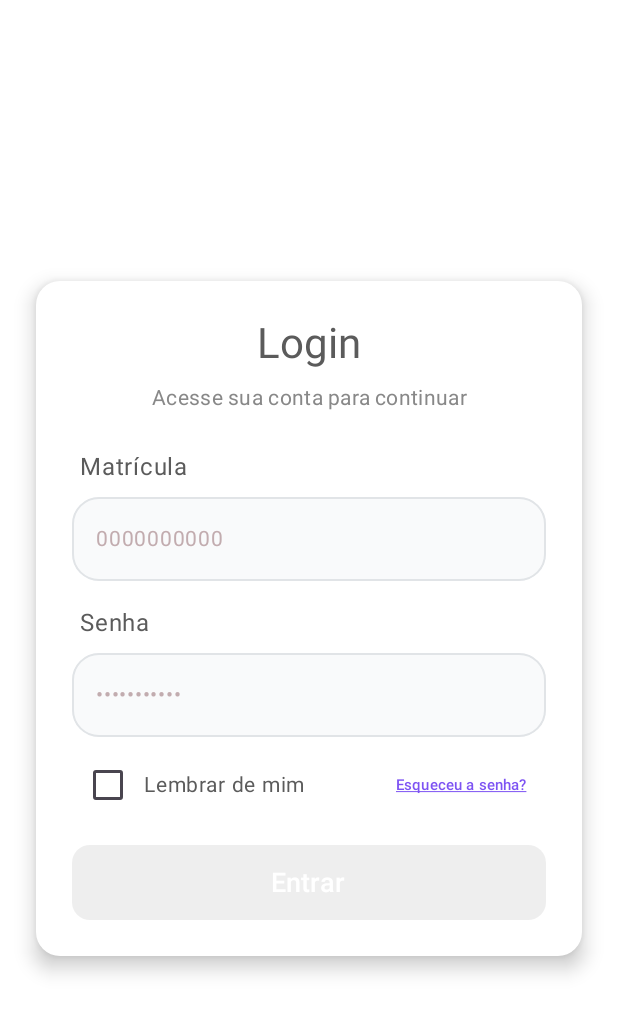
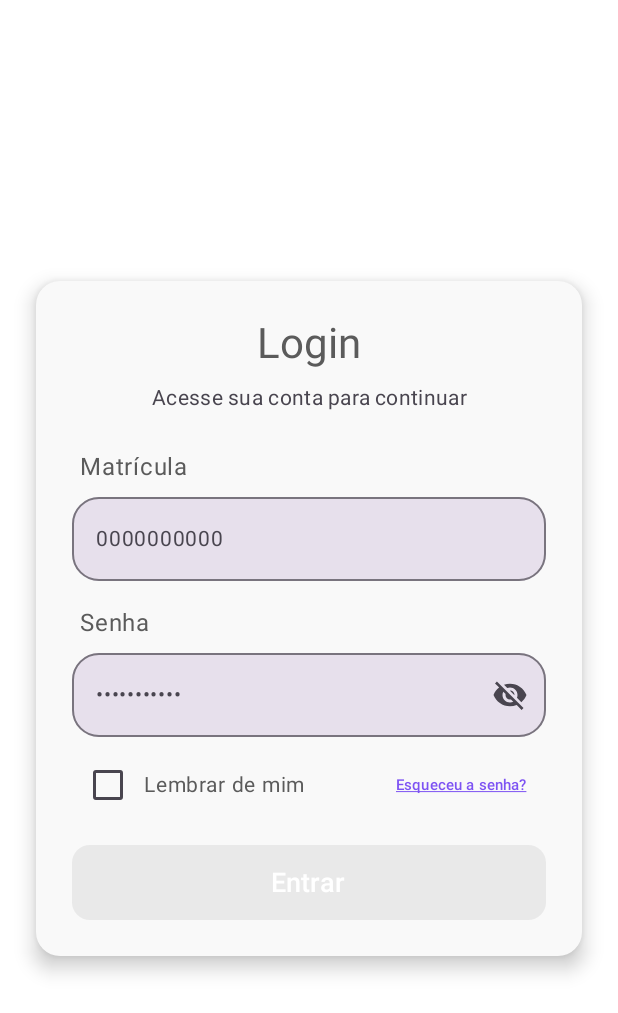
Before and after one commit to sofiascarvalho/Mobile-TCC-, an Android app built with Jetpack Compose: the LoginScreen screen opened through its navigation route, on a phone screen of 412 x 824 dp. Shown: the top 1013 px of the screen. Run offline under Robolectric (Android 15) with nearby library versions, the phone set to English and light mode, and no system bars.

```diff
--- a/app/src/main/java/com/example/analyticai/MainActivity.kt
+++ b/app/src/main/java/com/example/analyticai/MainActivity.kt
@@ -18,7 +18,6 @@ import androidx.compose.ui.tooling.preview.Preview
 import androidx.navigation.compose.currentBackStackEntryAsState
 import com.example.analyticai.screens.ConfirmEmail
 import com.example.analyticai.screens.DashboardScreen
-import com.example.analyticai.screens.HomeScreen
 import com.example.analyticai.screens.LoginScreen
 import com.example.analyticai.screens.RankingScreen
 import com.example.analyticai.screens.RecPasswd
@@ -66,10 +65,9 @@ class MainActivity : ComponentActivity() {
                 ) { innerPadding ->
                     NavHost(
                         navController = navController,
-                        startDestination = "profile", // tela inicial
+                        startDestination = "login", // tela inicial
                         modifier = Modifier.padding(innerPadding)
                     ) {
-                        composable("home") { HomeScreen(navController) }
                         composable("login") { LoginScreen(navController) }
                         composable("recPasswd") { RecPasswd(navController) }
                         composable("email") { ConfirmEmail(navController) }
--- a/app/src/main/java/com/example/analyticai/screens/LoginScreen.kt
+++ b/app/src/main/java/com/example/analyticai/screens/LoginScreen.kt
@@ -9,14 +9,18 @@ import androidx.compose.foundation.background
 import androidx.compose.foundation.layout.*
 import androidx.compose.foundation.shape.RoundedCornerShape
 import androidx.compose.foundation.text.KeyboardOptions
+import androidx.compose.material.icons.Icons
+import androidx.compose.material.icons.filled.Visibility
+import androidx.compose.material.icons.filled.VisibilityOff
 import androidx.compose.material3.*
 import androidx.compose.runtime.*
 import androidx.compose.ui.Alignment
 import androidx.compose.ui.Modifier
 import androidx.compose.ui.graphics.Color
 import androidx.compose.ui.platform.LocalContext
+import androidx.compose.ui.text.input.KeyboardType
 import androidx.compose.ui.text.input.PasswordVisualTransformation
-import androidx.compose.ui.text.input.KeyboardType
+import androidx.compose.ui.text.input.VisualTransformation
 import androidx.compose.ui.text.style.TextAlign
 import androidx.compose.ui.text.style.TextDecoration
 import androidx.compose.ui.tooling.preview.Preview
@@ -36,17 +40,17 @@ fun LoginScreen(navegacao: NavHostController?) {
     val matriculaState = remember { mutableStateOf("") }
     val passwordState = remember { mutableStateOf("") }
     val rememberMe = remember { mutableStateOf(false) }
+    var passwordVisible by remember { mutableStateOf(false) }
+    val isLoading by loginViewModel.isLoading.collectAsState(initial = false)
 
-    // Criar canal de notificação (necessário no Android 8+)
+    // Criar canal de notificação (Android 8+)
     LaunchedEffect(Unit) {
         if (Build.VERSION.SDK_INT >= Build.VERSION_CODES.O) {
             val channel = NotificationChannel(
                 "LOGIN_CHANNEL_ID",
                 "Canal de Login",
                 NotificationManager.IMPORTANCE_DEFAULT
-            ).apply {
-                description = "Notificações relacionadas ao login"
-            }
+            ).apply { description = "Notificações relacionadas ao login" }
             val notificationManager =
                 context.getSystemService(Context.NOTIFICATION_SERVICE) as NotificationManager
             notificationManager.createNotificationChannel(channel)
@@ -56,7 +60,7 @@ fun LoginScreen(navegacao: NavHostController?) {
     Box(
         modifier = Modifier
             .fillMaxSize()
-            .background(Color.White),
+            .background(MaterialTheme.colorScheme.background),
         contentAlignment = Alignment.Center
     ) {
         Card(
@@ -65,7 +69,7 @@ fun LoginScreen(navegacao: NavHostController?) {
                 .padding(24.dp),
             shape = RoundedCornerShape(16.dp),
             elevation = CardDefaults.cardElevation(8.dp),
-            colors = CardDefaults.cardColors(containerColor = Color.White)
+            colors = CardDefaults.cardColors(containerColor = MaterialTheme.colorScheme.surface)
         ) {
             Column(
                 modifier = Modifier.padding(24.dp),
@@ -79,20 +83,17 @@ fun LoginScreen(navegacao: NavHostController?) {
                 Text(
                     text = "Acesse sua conta para continuar",
                     style = MaterialTheme.typography.bodyMedium,
-                    color = Color.Gray,
+                    color = MaterialTheme.colorScheme.onSurfaceVariant,
                     textAlign = TextAlign.Center,
                     modifier = Modifier.padding(bottom = 24.dp)
                 )
 
                 // Matrícula
                 Column(
-                    modifier = Modifier
-                        .fillMaxWidth()
-                        .padding(start = 5.dp),
+                    modifier = Modifier.fillMaxWidth().padding(start = 5.dp),
                     horizontalAlignment = Alignment.Start
-                ) {
-                    Text("Matrícula")
-                }
+                ) { Text("Matrícula") }
+
                 OutlinedTextField(
                     value = matriculaState.value,
                     onValueChange = { matriculaState.value = it },
@@ -100,12 +101,12 @@ fun LoginScreen(navegacao: NavHostController?) {
                     modifier = Modifier.fillMaxWidth(),
                     shape = RoundedCornerShape(18.dp),
                     colors = OutlinedTextFieldDefaults.colors(
-                        focusedContainerColor = Color(0xffF9FAFB),
-                        unfocusedContainerColor = Color(0xffF9FAFB),
-                        focusedBorderColor = Color(0xffE1E4E7),
-                        unfocusedBorderColor = Color(0xffE1E4E7),
-                        focusedLabelColor = Color(0xffC2ACAF),
-                        unfocusedLabelColor = Color(0xffC2ACAF)
+                        focusedContainerColor = MaterialTheme.colorScheme.surfaceVariant,
+                        unfocusedContainerColor = MaterialTheme.colorScheme.surfaceVariant,
+                        focusedBorderColor = MaterialTheme.colorScheme.outline,
+                        unfocusedBorderColor = MaterialTheme.colorScheme.outline,
+                        focusedLabelColor = MaterialTheme.colorScheme.primary,
+                        unfocusedLabelColor = MaterialTheme.colorScheme.onSurfaceVariant
                     )
                 )
 
@@ -113,28 +114,31 @@ fun LoginScreen(navegacao: NavHostController?) {
 
                 // Senha
                 Column(
-                    modifier = Modifier
-                        .fillMaxWidth()
-                        .padding(start = 5.dp),
+                    modifier = Modifier.fillMaxWidth().padding(start = 5.dp),
                     horizontalAlignment = Alignment.Start
-                ) {
-                    Text("Senha")
-                }
+                ) { Text("Senha") }
+
                 OutlinedTextField(
                     value = passwordState.value,
                     onValueChange = { passwordState.value = it },
                     label = { Text("•••••••••••", fontSize = 14.sp) },
-                    visualTransformation = PasswordVisualTransformation(),
+                    visualTransformation = if (passwordVisible) VisualTransformation.None else PasswordVisualTransformation(),
+                    trailingIcon = {
+                        val image = if (passwordVisible) Icons.Default.Visibility else Icons.Default.VisibilityOff
+                        IconButton(onClick = { passwordVisible = !passwordVisible }) {
+                            Icon(imageVector = image, contentDescription = null)
+                        }
+                    },
                     keyboardOptions = KeyboardOptions(keyboardType = KeyboardType.Password),
                     modifier = Modifier.fillMaxWidth(),
                     shape = RoundedCornerShape(18.dp),
                     colors = OutlinedTextFieldDefaults.colors(
-                        focusedContainerColor = Color(0xffF9FAFB),
-                        unfocusedContainerColor = Color(0xffF9FAFB),
-                        focusedBorderColor = Color(0xffE1E4E7),
-                        unfocusedBorderColor = Color(0xffE1E4E7),
-                        focusedLabelColor = Color(0xffC2ACAF),
-                        unfocusedLabelColor = Color(0xffC2ACAF)
+                        focusedContainerColor = MaterialTheme.colorScheme.surfaceVariant,
+                        unfocusedContainerColor = MaterialTheme.colorScheme.surfaceVariant,
+                        focusedBorderColor = MaterialTheme.colorScheme.outline,
+                        unfocusedBorderColor = MaterialTheme.colorScheme.outline,
+                        focusedLabelColor = MaterialTheme.colorScheme.primary,
+                        unfocusedLabelColor = MaterialTheme.colorScheme.onSurfaceVariant
                     )
                 )
 
@@ -164,8 +168,19 @@ fun LoginScreen(navegacao: NavHostController?) {
 
                 Spacer(modifier = Modifier.height(16.dp))
 
+                // Botão de login com indicador de carregamento
                 Button(
                     onClick = {
+                        if (matriculaState.value.isBlank() || passwordState.value.isBlank()) return@Button
+                        if (matriculaState.value.length < 5) {
+                            Toast.makeText(context, "Matrícula inválida", Toast.LENGTH_SHORT).show()
+                            return@Button
+                        }
+                        if (passwordState.value.length < 4) {
+                            Toast.makeText(context, "Senha muito curta", Toast.LENGTH_SHORT).show()
+                            return@Button
+                        }
+
                         loginViewModel.login(
                             credencial = matriculaState.value,
                             senha = passwordState.value,
@@ -178,14 +193,16 @@ fun LoginScreen(navegacao: NavHostController?) {
                             }
                         )
                     },
-                    enabled = matriculaState.value.isNotBlank() && passwordState.value.isNotBlank(),
-                    modifier = Modifier
-                        .fillMaxWidth()
-                        .height(50.dp),
+                    enabled = !isLoading && matriculaState.value.isNotBlank() && passwordState.value.isNotBlank(),
+                    modifier = Modifier.fillMaxWidth().height(50.dp),
                     shape = RoundedCornerShape(12.dp),
-                    colors = ButtonDefaults.buttonColors(containerColor = Color(0xFF8A2BE2))
+                    colors = ButtonDefaults.buttonColors(containerColor = MaterialTheme.colorScheme.primary)
                 ) {
-                    Text("Entrar", fontSize = 18.sp, color = Color.White)
+                    if (isLoading) {
+                        CircularProgressIndicator(color = Color.White, modifier = Modifier.size(24.dp))
+                    } else {
+                        Text("Entrar", fontSize = 18.sp, color = Color.White)
+                    }
                 }
             }
         }
--- a/app/src/main/java/com/example/analyticai/screens/components/BarraSuperior.kt
+++ b/app/src/main/java/com/example/analyticai/screens/components/BarraSuperior.kt
@@ -33,6 +33,7 @@ fun BarraSuperior(navController: NavHostController?) {
     Column (
         horizontalAlignment = Alignment.CenterHorizontally
     ){
+        Spacer(modifier = Modifier.height(40.dp))
         Row(
             verticalAlignment = Alignment.CenterVertically,
             horizontalArrangement = Arrangement.Start,
--- a/app/src/main/java/com/example/analyticai/service/RetrofitFactory.kt
+++ b/app/src/main/java/com/example/analyticai/service/RetrofitFactory.kt
@@ -12,7 +12,7 @@ import retrofit2.http.Headers
 import retrofit2.http.POST
 
 object RetrofitFactory {
-    private val BASE_URL = "http://10.107.144.5:5050/v1/analytica-ai/"
+    private val BASE_URL = "http://10.107.134.15:8080/v1/analytica-ai/"
 
     private val retrofitFactory = retrofit2.Retrofit
         .Builder()
@@ -24,3 +24,5 @@ object RetrofitFactory {
         return retrofitFactory.create(ApiService::class.java)
     }
 }
+
+//eeeeeeeeeeeeeee sofia
--- a/app/src/main/java/com/example/analyticai/viewmodel/LoginViewModel.kt
+++ b/app/src/main/java/com/example/analyticai/viewmodel/LoginViewModel.kt
@@ -17,6 +17,9 @@ class LoginViewModel : ViewModel() {
     private val _errorMessage = MutableStateFlow<String?>(null)
     val errorMessage: StateFlow<String?> = _errorMessage
 
+    private val _isLoading = MutableStateFlow(false)
+    val isLoading: StateFlow<Boolean> = _isLoading
+
     fun login(
         credencial: String,
         senha: String,
@@ -28,6 +31,8 @@ class LoginViewModel : ViewModel() {
                 onError("Preencha todos os campos!")
                 return@launch
             }
+
+            _isLoading.value = true  // ⬅️ Início do carregamento
 
             try {
                 val response = RetrofitFactory.getApiService().loginUsuario(
@@ -53,6 +58,8 @@ class LoginViewModel : ViewModel() {
                 _errorMessage.value = msg
                 onError(msg)
                 e.printStackTrace()
+            } finally {
+                _isLoading.value = false  // ⬅️ Fim do carregamento
             }
         }
     }
--- a/app/src/main/res/xml/network_security_config.xml
+++ b/app/src/main/res/xml/network_security_config.xml
@@ -1,6 +1,6 @@
 <?xml version="1.0" encoding="utf-8"?>
 <network-security-config>
     <domain-config cleartextTrafficPermitted="true">
-        <domain includeSubdomains="true">10.107.144.5</domain>
+        <domain includeSubdomains="true">10.107.134.15</domain>
     </domain-config>
 </network-security-config>
```
Also changed, not shown: app/src/main/java/com/example/analyticai/screens/HomeScreen.kt (deleted, +0 -307 lines).
